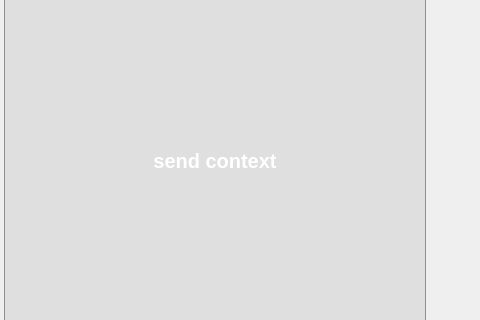
The window that iDom_Client/idom_client.ui (cyniu88/QT_kurs) describes before a commit, drawn with Qt 5; both pictures show x 0 to 480 and y 161 to 481 of the 855 by 907 pixel window.
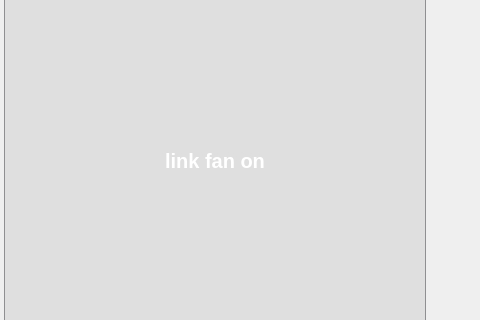
The same window after the commit. Icons and pictures are not drawn. Custom widgets are drawn as their Qt base class.

```diff
--- a/iDom_Client/idom_client.ui
+++ b/iDom_Client/idom_client.ui
@@ -2848,7 +2848,17 @@
 }</string>
           </property>
           <property name="text">
-           <string>send context</string>
+           <string>link fan on</string>
+          </property>
+          <property name="icon">
+           <iconset resource="ikony.qrc">
+            <normaloff>:/new/prefix1/files/svg/fanON.svg</normaloff>:/new/prefix1/files/svg/fanON.svg</iconset>
+          </property>
+          <property name="iconSize">
+           <size>
+            <width>64</width>
+            <height>64</height>
+           </size>
           </property>
          </widget>
         </item>
```
Left out of the diff: 10 changed lines with no effect on the pictures.
